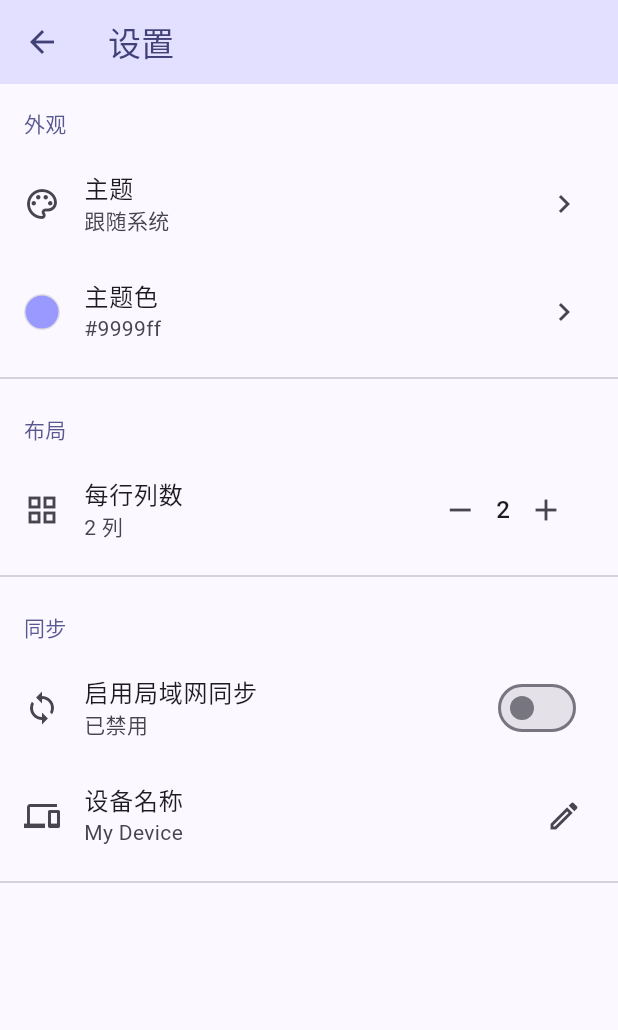
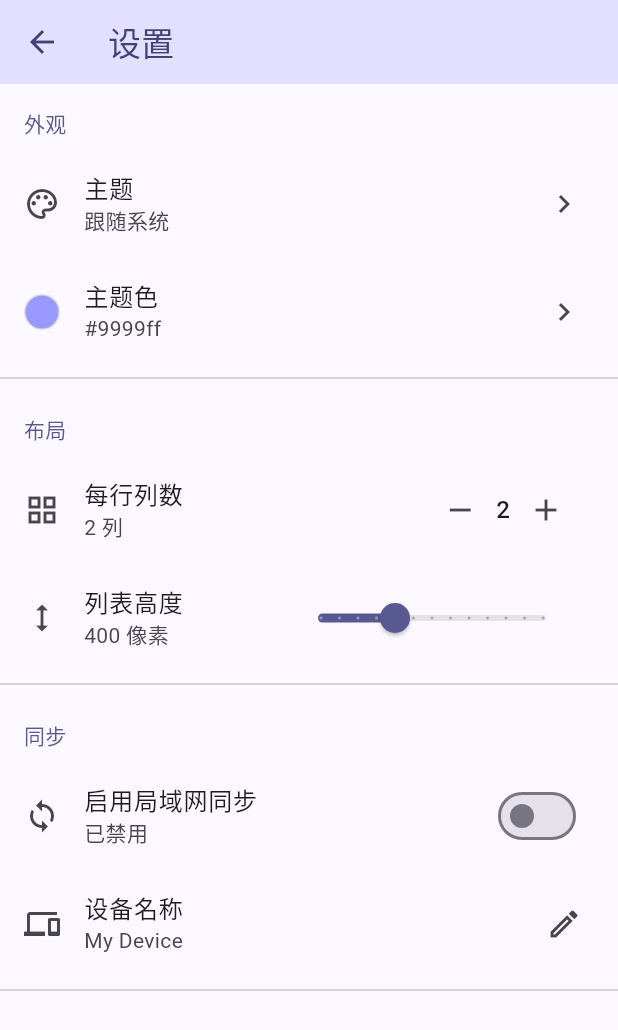
Before and after one commit to PortianLiu/TodoMatrix, a Flutter app: the SettingsPanel screen opened directly, after a tap on the "remove" icon, on a phone screen of 412 x 824 dp. Shown: the top 1030 px of the screen. Run offline on Flutter 3.47's test engine with Material 3 defaults, Android fonts, the light colour scheme and no system bars; our stand-ins replace file_picker, flutter_riverpod; missing offline and left inert: system_tray, window_manager.

Commit message:
fix: 修复钉在桌面为半透明置顶，添加列表高度设置

```diff
--- a/lib/models/settings.dart
+++ b/lib/models/settings.dart
@@ -41,9 +41,13 @@ class LayoutSettings {
   /// 列表 ID 排序
   final List<String> listOrder;
 
+  /// 列表卡片高度（像素）
+  final double listHeight;
+
   const LayoutSettings({
     this.columnsPerRow = 3,
     this.listOrder = const [],
+    this.listHeight = 400,
   });
 
   factory LayoutSettings.fromJson(Map<String, dynamic> json) =>
@@ -54,10 +58,12 @@ class LayoutSettings {
   LayoutSettings copyWith({
     int? columnsPerRow,
     List<String>? listOrder,
+    double? listHeight,
   }) {
     return LayoutSettings(
       columnsPerRow: columnsPerRow ?? this.columnsPerRow,
       listOrder: listOrder ?? this.listOrder,
+      listHeight: listHeight ?? this.listHeight,
     );
   }
 
@@ -66,6 +72,7 @@ class LayoutSettings {
     if (identical(this, other)) return true;
     if (other is! LayoutSettings) return false;
     if (other.columnsPerRow != columnsPerRow ||
+        other.listHeight != listHeight ||
         other.listOrder.length != listOrder.length) {
       return false;
     }
@@ -76,7 +83,7 @@ class LayoutSettings {
   }
 
   @override
-  int get hashCode => Object.hash(columnsPerRow, Object.hashAll(listOrder));
+  int get hashCode => Object.hash(columnsPerRow, listHeight, Object.hashAll(listOrder));
 }
 
 /// 预设主题色
--- a/lib/providers/layout_provider.dart
+++ b/lib/providers/layout_provider.dart
@@ -13,6 +13,12 @@ final layoutSettingsProvider = Provider<LayoutSettings>((ref) {
 final columnsPerRowProvider = Provider<int>((ref) {
   final layout = ref.watch(layoutSettingsProvider);
   return layout.columnsPerRow;
+});
+
+/// 列表高度 Provider
+final listHeightProvider = Provider<double>((ref) {
+  final layout = ref.watch(layoutSettingsProvider);
+  return layout.listHeight;
 });
 
 /// 布局控制器
--- a/lib/widgets/main_screen.dart
+++ b/lib/widgets/main_screen.dart
@@ -154,6 +154,8 @@ class _MainScreenState extends ConsumerState<MainScreen> {
   }
 
   Widget _buildGridView(List lists, int columns) {
+    final listHeight = ref.watch(listHeightProvider);
+
     return Padding(
       padding: const EdgeInsets.all(12),
       child: GridView.builder(
@@ -161,7 +163,7 @@ class _MainScreenState extends ConsumerState<MainScreen> {
           crossAxisCount: columns,
           crossAxisSpacing: 12,
           mainAxisSpacing: 12,
-          childAspectRatio: 0.8, // 调整卡片比例
+          mainAxisExtent: listHeight, // 使用设置的列表高度
         ),
         itemCount: lists.length,
         itemBuilder: (context, index) {
--- a/lib/widgets/settings_panel.dart
+++ b/lib/widgets/settings_panel.dart
@@ -45,6 +45,7 @@ class SettingsPanel extends ConsumerWidget {
           // 布局设置
           _buildSectionHeader(context, '布局'),
           _buildColumnsTile(context, ref, layoutSettings.columnsPerRow),
+          _buildListHeightTile(context, ref, layoutSettings.listHeight),
           const Divider(),
 
           // 同步设置
@@ -234,6 +235,28 @@ class SettingsPanel extends ConsumerWidget {
     );
   }
 
+  /// 构建列表高度设置项
+  Widget _buildListHeightTile(BuildContext context, WidgetRef ref, double currentHeight) {
+    return ListTile(
+      leading: const Icon(Icons.height_outlined),
+      title: const Text('列表高度'),
+      subtitle: Text('${currentHeight.toInt()} 像素'),
+      trailing: SizedBox(
+        width: 200,
+        child: Slider(
+          value: currentHeight,
+          min: 200,
+          max: 800,
+          divisions: 12,
+          label: '${currentHeight.toInt()}',
+          onChanged: (value) {
+            ref.read(appDataProvider.notifier).setListHeight(value);
+          },
+        ),
+      ),
+    );
+  }
+
   /// 构建同步开关
   Widget _buildSyncTile(BuildContext context, WidgetRef ref, bool syncEnabled) {
     return SwitchListTile(
@@ -395,7 +418,7 @@ class SettingsPanel extends ConsumerWidget {
     return SwitchListTile(
       secondary: const Icon(Icons.push_pin_outlined),
       title: const Text('钉在桌面'),
-      subtitle: const Text('窗口固定在桌面最底层，不遮挡其他窗口'),
+      subtitle: const Text('窗口半透明置顶，不占用任务栏位置'),
       value: enabled,
       onChanged: (value) async {
         final currentSettings = ref.read(appSettingsProvider);
```
Also changed, not shown: lib/providers/todo_provider.dart (+9 -0 lines), lib/services/window_service.dart (+6 -4 lines), lib/models/settings.g.dart.
